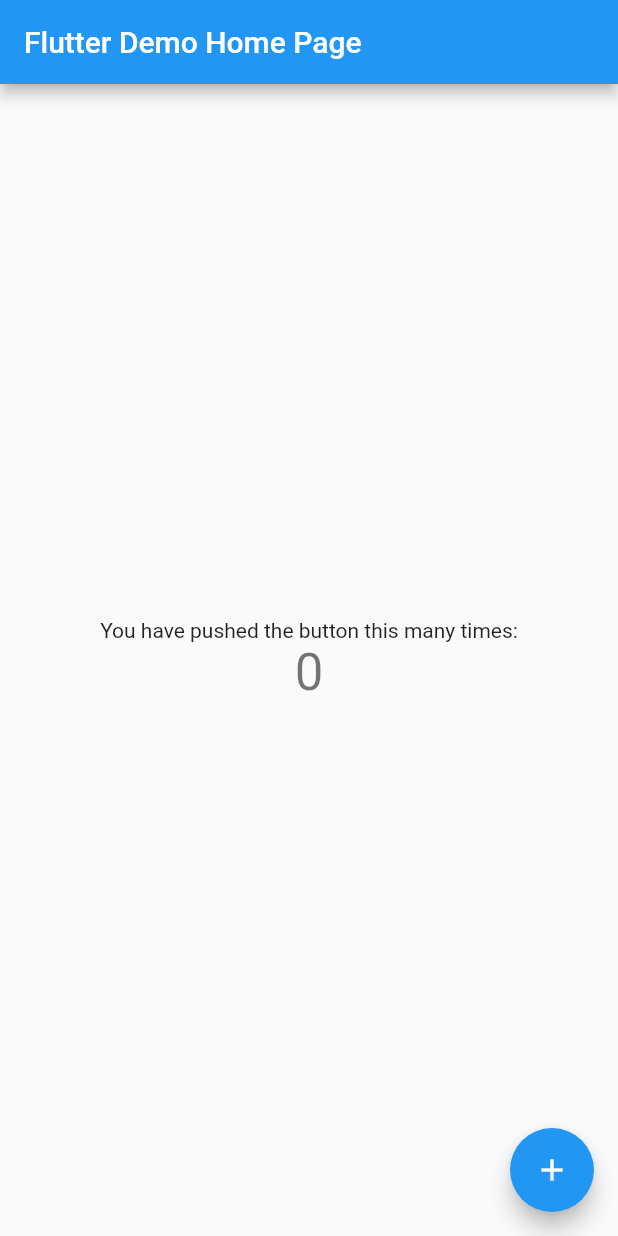
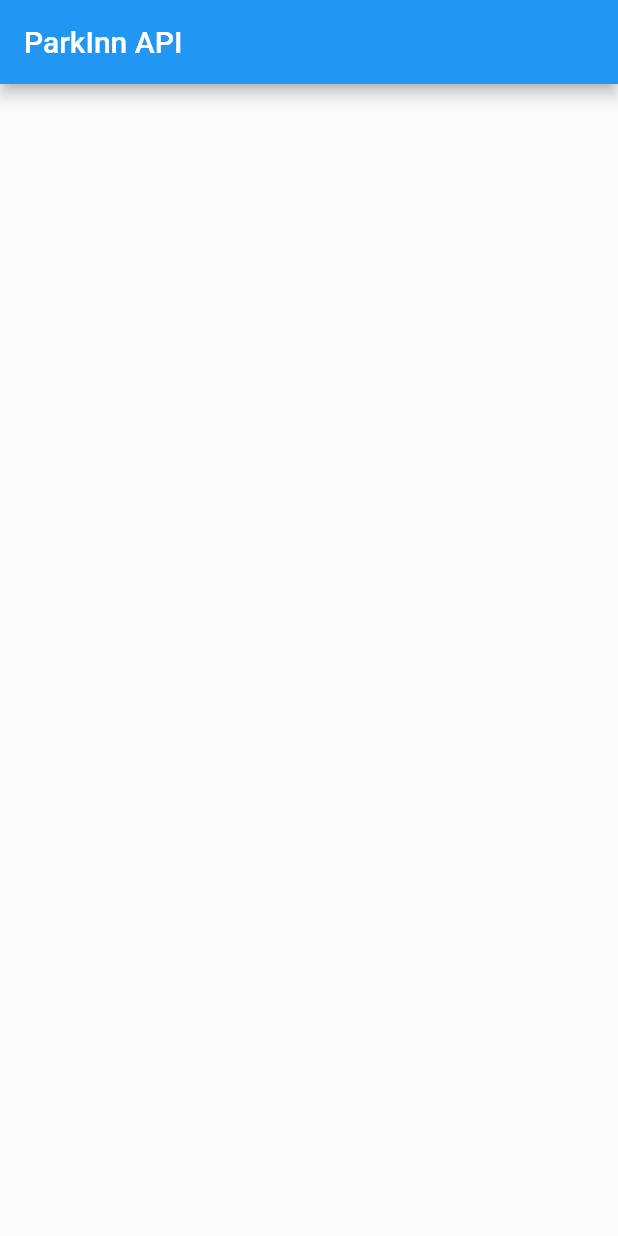
Before and after one commit to AnuroopFarkya11/parkinnapi, a Flutter app: the screen it shows after launch, on a phone screen of 412 x 824 dp. Run offline on Flutter 3.47's test engine with Material 2 defaults, Android fonts, the phone set to English and light mode, and no system bars; our stand-ins replace get.

Commit message:
initial commit

```diff
--- /dev/null
+++ b/lib/homescreen/home_controller.dart
@@ -0,0 +1,6 @@
+import 'package:get/get.dart';
+
+class HomeController extends GetxController
+{
+
+}
--- /dev/null
+++ b/lib/homescreen/home_screen.dart
@@ -0,0 +1,15 @@
+import 'package:flutter/material.dart';
+class HomeScreen extends StatelessWidget {
+  const HomeScreen({Key? key}) : super(key: key);
+
+  @override
+  Widget build(BuildContext context) {
+    return Scaffold(
+
+      appBar: AppBar(title: const Text("ParkInn API"),),
+      body: Container(),
+
+
+    );
+  }
+}
--- a/lib/main.dart
+++ b/lib/main.dart
@@ -1,4 +1,7 @@
 import 'package:flutter/material.dart';
+import 'package:get/get.dart';
+
+import 'homescreen/home_screen.dart';
 
 void main() {
   runApp(const MyApp());
@@ -10,106 +13,12 @@ class MyApp extends StatelessWidget {
   // This widget is the root of your application.
   @override
   Widget build(BuildContext context) {
-    return MaterialApp(
+    return GetMaterialApp(
       title: 'Flutter Demo',
       theme: ThemeData(
-        // This is the theme of your application.
-        //
-        // Try running your application with "flutter run". You'll see the
-        // application has a blue toolbar. Then, without quitting the app, try
-        // changing the primarySwatch below to Colors.green and then invoke
-        // "hot reload" (press "r" in the console where you ran "flutter run",
-        // or simply save your changes to "hot reload" in a Flutter IDE).
-        // Notice that the counter didn't reset back to zero; the application
-        // is not restarted.
         primarySwatch: Colors.blue,
       ),
-      home: const MyHomePage(title: 'Flutter Demo Home Page'),
+      home: const HomeScreen(),
     );
   }
 }
-
-class MyHomePage extends StatefulWidget {
-  const MyHomePage({super.key, required this.title});
-
-  // This widget is the home page of your application. It is stateful, meaning
-  // that it has a State object (defined below) that contains fields that affect
-  // how it looks.
-
-  // This class is the configuration for the state. It holds the values (in this
-  // case the title) provided by the parent (in this case the App widget) and
-  // used by the build method of the State. Fields in a Widget subclass are
-  // always marked "final".
-
-  final String title;
-
-  @override
-  State<MyHomePage> createState() => _MyHomePageState();
-}
-
-class _MyHomePageState extends State<MyHomePage> {
-  int _counter = 0;
-
-  void _incrementCounter() {
-    setState(() {
-      // This call to setState tells the Flutter framework that something has
-      // changed in this State, which causes it to rerun the build method below
-      // so that the display can reflect the updated values. If we changed
-      // _counter without calling setState(), then the build method would not be
-      // called again, and so nothing would appear to happen.
-      _counter++;
-    });
-  }
-
-  @override
-  Widget build(BuildContext context) {
-    // This method is rerun every time setState is called, for instance as done
-    // by the _incrementCounter method above.
-    //
-    // The Flutter framework has been optimized to make rerunning build methods
-    // fast, so that you can just rebuild anything that needs updating rather
-    // than having to individually change instances of widgets.
-    return Scaffold(
-      appBar: AppBar(
-        // Here we take the value from the MyHomePage object that was created by
-        // the App.build method, and use it to set our appbar title.
-        title: Text(widget.title),
-      ),
-      body: Center(
-        // Center is a layout widget. It takes a single child and positions it
-        // in the middle of the parent.
-        child: Column(
-          // Column is also a layout widget. It takes a list of children and
-          // arranges them vertically. By default, it sizes itself to fit its
-          // children horizontally, and tries to be as tall as its parent.
-          //
-          // Invoke "debug painting" (press "p" in the console, choose the
-          // "Toggle Debug Paint" action from the Flutter Inspector in Android
-          // Studio, or the "Toggle Debug Paint" command in Visual Studio Code)
-          // to see the wireframe for each widget.
-          //
-          // Column has various properties to control how it sizes itself and
-          // how it positions its children. Here we use mainAxisAlignment to
-          // center the children vertically; the main axis here is the vertical
-          // axis because Columns are vertical (the cross axis would be
-          // horizontal).
-          mainAxisAlignment: MainAxisAlignment.center,
-          children: <Widget>[
-            const Text(
-              'You have pushed the button this many times:',
-            ),
-            Text(
-              '$_counter',
-              style: Theme.of(context).textTheme.headlineMedium,
-            ),
-          ],
-        ),
-      ),
-      floatingActionButton: FloatingActionButton(
-        onPressed: _incrementCounter,
-        tooltip: 'Increment',
-        child: const Icon(Icons.add),
-      ), // This trailing comma makes auto-formatting nicer for build methods.
-    );
-  }
-}
--- a/pubspec.yaml
+++ b/pubspec.yaml
@@ -35,6 +35,8 @@ dependencies:
   # The following adds the Cupertino Icons font to your application.
   # Use with the CupertinoIcons class for iOS style icons.
   cupertino_icons: ^1.0.2
+  http: ^0.13.6
+  get: ^4.6.5
 
 dev_dependencies:
   flutter_test:
```
Also changed, not shown: pubspec.lock.
